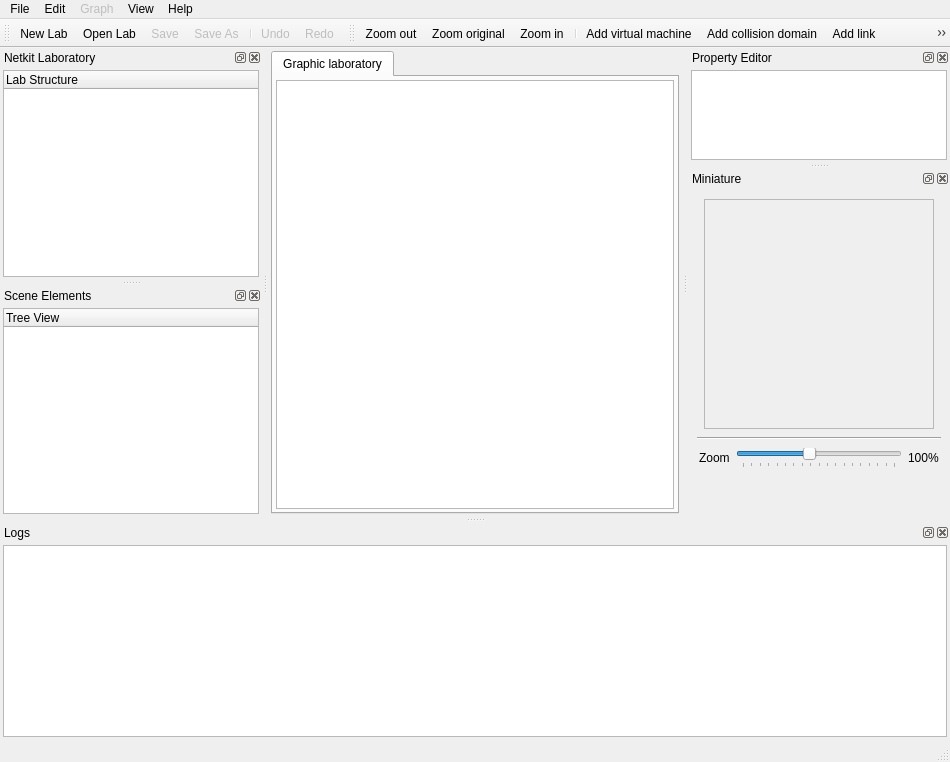
This is ui/main.ui in slux83/visual-netkit as Qt 5 draws it before an edit. The edited form follows.
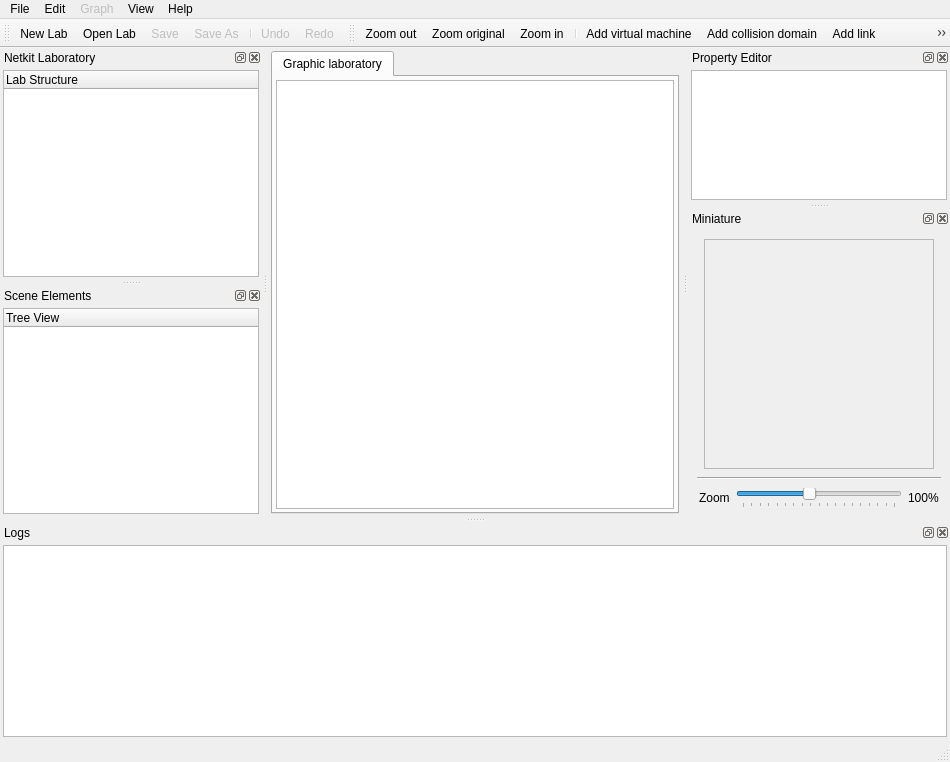
This is the edited form. Icons and pictures are not drawn. Custom widgets are drawn as their Qt base class.

```diff
--- a/ui/main.ui
+++ b/ui/main.ui
@@ -361,10 +361,13 @@
        <property name="orientation" >
         <enum>Qt::Vertical</enum>
        </property>
+       <property name="sizeType" >
+        <enum>QSizePolicy::Expanding</enum>
+       </property>
        <property name="sizeHint" stdset="0" >
         <size>
          <width>20</width>
-         <height>40</height>
+         <height>0</height>
         </size>
        </property>
       </spacer>
```
Left out of the diff: 20 changed lines with no effect on the pictures.
